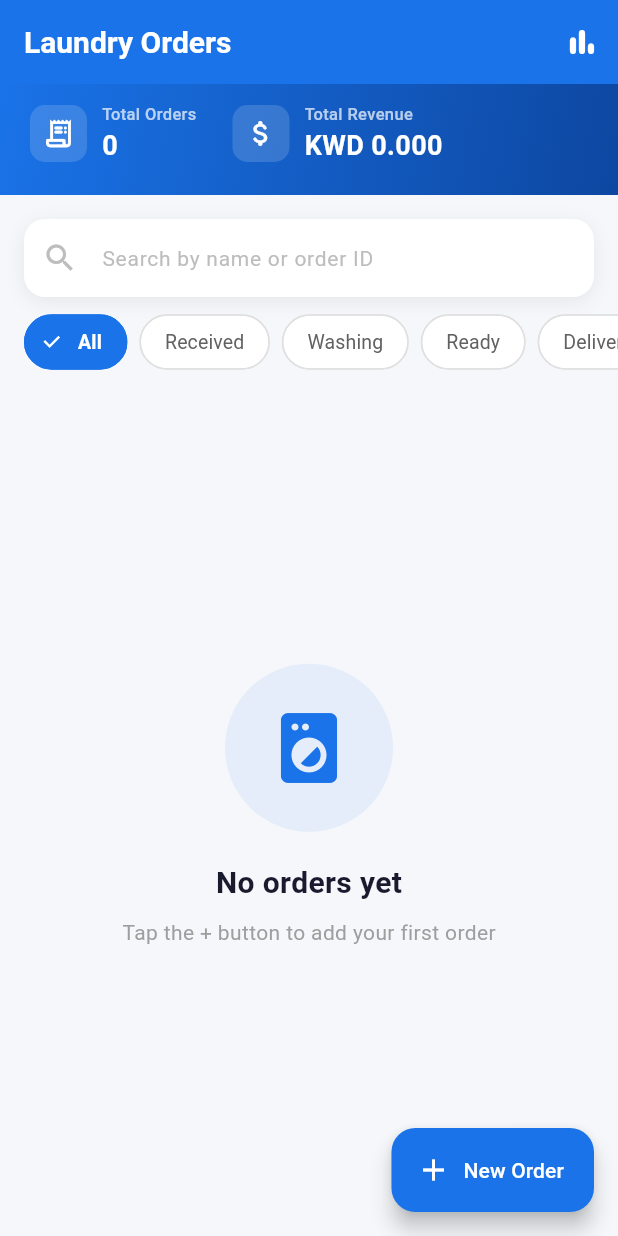
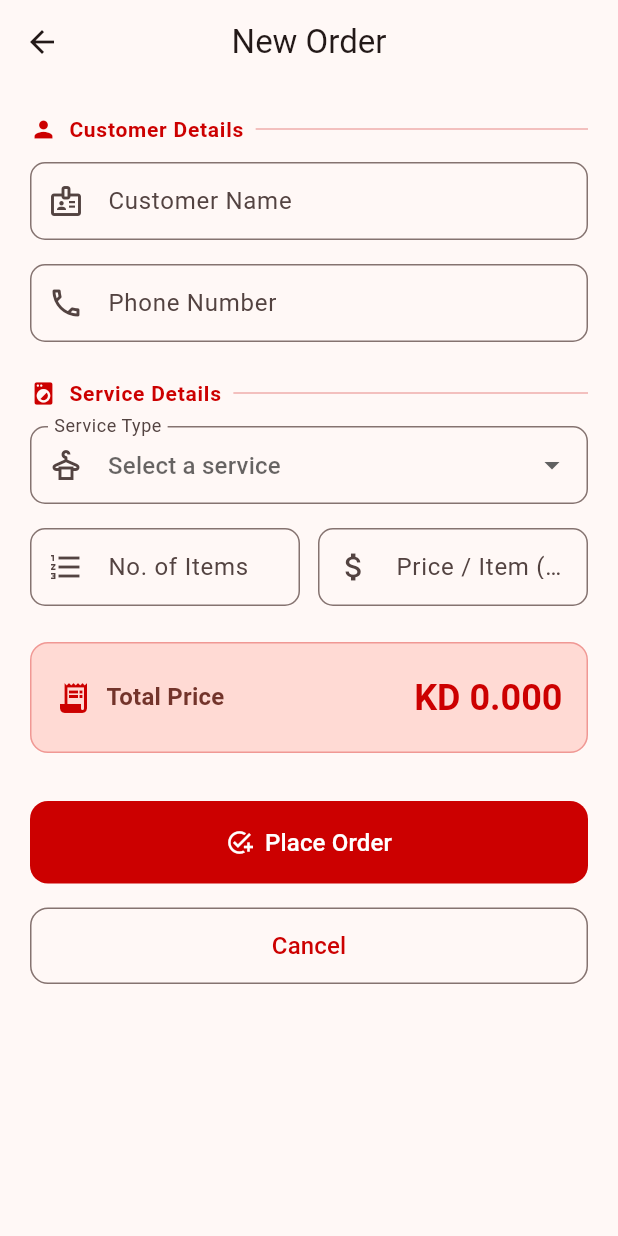
Before and after one commit to venetiafaber/flutter-laundry-orders, a Flutter app: the screen it shows after launch, after a tap on "New Order", on a phone screen of 412 x 824 dp. Run offline on Flutter 3.47's test engine with Material 3 defaults, Android fonts, the phone set to English and light mode, and no system bars; our stand-ins replace sqflite; accounts and stored records are empty.

Commit message:
feat: adds AddOrderScreen with form validation and live total price

```diff
--- a/lib/db/database_helper.dart
+++ b/lib/db/database_helper.dart
@@ -22,6 +22,9 @@ class DatabaseHelper {
 
     final path = join(dbPath, 'laundry_orders.db');
 
+    // debug
+    print('Full db path: $path');
+
     return await openDatabase(
       path,
       version: 1,
@@ -32,7 +35,7 @@ class DatabaseHelper {
   Future<void> _createDB(Database db, int version) async {
     await db.execute('''
       CREATE TABLE orders (
-        ID            INTEGER PRIMARY KEY AUTOINCREMENT,
+        id            INTEGER PRIMARY KEY AUTOINCREMENT,
         customerName  TEXT    NOT NULL,
         phoneNumber   TEXT    NOT NULL,
         serviceType   TEXT    NOT NULL,
--- a/lib/main.dart
+++ b/lib/main.dart
@@ -2,10 +2,18 @@ import 'package:flutter/material.dart';
 import 'package:provider/provider.dart';
 import 'providers/order_provider.dart';
 import 'screens/orders_list.dart';
+import 'screens/add_order.dart';
 
 
 void main() {
-  runApp(const LaundryApp());
+  runApp(
+    // wrapping in a provider like react context
+    ChangeNotifierProvider(
+      create: (_) => OrderProvider(),
+      child: const LaundryApp(),
+    ),
+  );
+
 }
 
 class LaundryApp extends StatelessWidget {
@@ -14,15 +22,14 @@ class LaundryApp extends StatelessWidget {
   // root widget of the application.
   @override
   Widget build(BuildContext context) {
-    return ChangeNotifierProvider(      // provider wrapper
-      create: (_) => OrderProvider(),
-      child: MaterialApp(
+    return MaterialApp(
         title: 'Laundry Order Management',
         debugShowCheckedModeBanner: false,
         theme: ThemeData(
           // theme of application
           colorScheme: ColorScheme.fromSeed(
-            seedColor: Colors.blue,
+            seedColor: const Color(0xFFCC0000),
+            primary: const Color(0xFFCC0000),
             brightness: Brightness.light,
           ),
           useMaterial3: true,
@@ -32,17 +39,14 @@ class LaundryApp extends StatelessWidget {
           ),
         ),
 
-        // home: const _ProviderBootstrapper(),
         // routes
         initialRoute: '/',
         routes: {
           '/': (context) => const _ProviderBootstrapper(),
-          //'/add-order': (context) => AddOrder(),
+          '/add-order': (context) => const AddOrder(),
           //'/dashboard': (context) => Dashboard(),
         },
-
-      ),
-    );
+      );
   }
 }
 
@@ -59,7 +63,9 @@ class _ProviderBootstrapperState extends State<_ProviderBootstrapper> {
 @override
   void initState() {
     super.initState();
-    context.read<OrderProvider>().loadOrders();
+    WidgetsBinding.instance.addPostFrameCallback((_) {    //explain compared to react
+      context.read<OrderProvider>().loadOrders();
+    });
   }
 
 @override
--- a/lib/models/order.dart
+++ b/lib/models/order.dart
@@ -16,9 +16,10 @@ class Order {
     required this.serviceType,
     required this.numberOfItems,
     required this.pricePerItem,
-    required this.totalPrice,
+    double? totalPrice,
     this.status = 'Received',   // default value
-  });
+  })
+  : totalPrice = totalPrice ?? (numberOfItems * pricePerItem);
 
   // toMap() to raw data / SQLite does not understand Dart ojects,
   // convert to map, id excluded as SQLite auto-generates it
--- a/lib/providers/order_provider.dart
+++ b/lib/providers/order_provider.dart
@@ -26,8 +26,8 @@ class OrderProvider with ChangeNotifier {
       0, (sum, o) => sum + o.totalPrice,
     );
     return {
-      'count': _orders.length,
-      'revenue': total,
+      'totalOrders': _orders.length,
+      'totalRevenue': total,
       'byStatus': {
         for (final status in OrderStatus.values)
           status.value: _orders.where((o) => o.status == status.value).length,
@@ -35,16 +35,17 @@ class OrderProvider with ChangeNotifier {
     };
   }
 
-
   // load orders at startup (like useEffect)
   Future<void> loadOrders() async {
     _setLoading(true);
     try {
       _orders = await _db.getAllOrders();
+      print('Loaded ${_orders.length} orders: $_orders');   // debug
       _applyFilters();      //pushes the order data into _filtered and call notifyListeners(): _applyFilters does both these
     } catch (e) {
+      print('loadOrders errors: $e');   // debug
       _error = e.toString();
-      notifyListeners();    // like setState(), wevery widget that calls OrderProvider context with re-render
+      notifyListeners();    // like setState(), every widget that calls OrderProvider context with re-render
     } finally {
       _setLoading(false);
     }
@@ -54,10 +55,12 @@ class OrderProvider with ChangeNotifier {
   Future<void> addOrder(Order order) async {
     try {
       final id = await _db.insertOrder(order);
-      // attaches the db generated if before adding to local state - why??
+      print('Inserted order with id: $id'); // debug
+      // attaches the db generated if before adding to local state
       _orders.insert(0, order.copyWith(id: id));    // index 0 - front of the list
       _applyFilters();
     } catch (e) {
+      print('addOrders errors: $e');   // debug
       _error = e.toString();
       notifyListeners();
     }
@@ -126,7 +129,7 @@ class OrderProvider with ChangeNotifier {
         order.id.toString().contains(_searchQuery);
 
       final matchesStatus = _statusFilter == null ||
-        order.status == _statusFilter;    // explain
+        order.status == _statusFilter;
 
       return matchesSearch && matchesStatus;
     }).toList();
--- /dev/null
+++ b/lib/screens/add_order.dart
@@ -0,0 +1,384 @@
+import 'dart:convert';
+
+import 'package:flutter/material.dart';
+import 'package:flutter/services.dart';
+import 'package:flutter/widgets.dart';
+import 'package:provider/provider.dart';
+import '../providers/order_provider.dart';
+import '../models/order.dart';
+
+class AddOrder extends StatefulWidget {
+  const AddOrder({super.key});
+
+  @override
+  State<AddOrder> createState() => _AddOrderState();
+}
+
+class _AddOrderState extends State<AddOrder> {
+  final _formKey = GlobalKey<FormState>();    // like useRef on form element, to handle validate and save on the whole form
+
+  final _nameController = TextEditingController();
+  final _phoneController = TextEditingController();
+  final _itemsController = TextEditingController();
+  final _priceController = TextEditingController();
+
+  // local state
+  String? _selectedService;   // dropdown selection
+  double _totalPrice = 0.0;
+  bool _isSubmitting = false;
+
+  // service options for select
+  static const List<String> _serviceTypes = [
+    'Wash & Fold',
+    'Dry Clean',
+    'Iron Only',
+    'Wash & Iron',
+  ];
+
+  @override
+  void dispose() {
+    _nameController.dispose();
+    _phoneController.dispose();
+    _itemsController.dispose();
+    _priceController.dispose();
+    super.dispose();
+  }
+
+  void _recalculateTotal() {
+    final items = double.tryParse(_itemsController.text) ?? 0;
+    final price = double.tryParse(_priceController.text) ?? 0;
+    setState(() {
+      _totalPrice = items * price;
+    });
+  }
+
+  // handles submit
+  Future<void> _submit() async {
+    if(!_formKey.currentState!.validate()) return;
+
+    setState(() => _isSubmitting = true);
+
+    final order = Order(
+      customerName: _nameController.text.trim(),
+      phoneNumber: _phoneController.text.trim(),
+      serviceType: _selectedService!,
+      numberOfItems: int.parse(_itemsController.text.trim()),
+      pricePerItem: double.parse(_priceController.text.trim()),
+      status: OrderStatus.received.value,
+    );
+
+
+    try {
+      await context.read<OrderProvider>().addOrder(order);
+      if(mounted) {
+        Navigator.pop(context);
+      }
+
+    } catch (e) {
+      if(mounted) {
+        ScaffoldMessenger.of(context).showSnackBar(
+          SnackBar(
+            content: Text('Failed to save order: $e'),
+            backgroundColor: Colors.red,
+          ),
+        );
+      }
+
+    } finally {
+      if(mounted) {
+         setState(() => _isSubmitting = false );
+      }
+    }
+  }
+
+  // build
+  @override
+  Widget build(BuildContext context) {
+    final theme = Theme.of(context);
+
+    return Scaffold(
+      appBar: AppBar(
+        title: const Text('New Order'),
+        centerTitle: true,
+      ),
+      body: SingleChildScrollView(
+        padding: const EdgeInsets.all(20),
+        child: Form(
+          key: _formKey,
+          child: Column(
+            crossAxisAlignment: CrossAxisAlignment.stretch,
+            children: [
+              // section header
+              const _SectionHeader(
+                title: 'Customer Details',
+                icon: Icons.person,
+              ),
+              const SizedBox(height: 12),
+
+              // customer name
+              TextFormField(
+                controller: _nameController,
+                decoration: _inputDecoration(
+                  label: 'Customer Name',
+                  hint: 'Your Name',
+                  icon: Icons.badge_outlined,
+                ),
+                textCapitalization: TextCapitalization.words,
+                validator: (value) {
+                  if(value == null || value.trim().isEmpty) {
+                    return 'Customer name is required';
+                  }
+                  if(value.trim().length < 2) {
+                    return 'Name must be at least 2 characters';
+                  }
+                  return null;
+                },
+              ),
+              const SizedBox(height: 16),
+
+              // phone number
+              TextFormField(
+                controller: _phoneController,
+                decoration: _inputDecoration(
+                  label: 'Phone Number',
+                  hint: '91234567',
+                  icon: Icons.phone_outlined,
+                ),
+                keyboardType: TextInputType.phone,
+                inputFormatters: [FilteringTextInputFormatter.digitsOnly],    // prevents non-digit characters from being typed
+                validator: (value) {
+                  if(value == null || value.trim().isEmpty) {
+                    return 'Phone number is required';
+                  }
+                  if(value.trim().length < 8) {
+                    return 'Enter a valid phone number (min 8 digits)';
+                  }
+                  return null;
+                },
+              ),
+              const SizedBox(height: 24),
+
+              // section heder
+              const _SectionHeader(
+                title: 'Service Details',
+                icon: Icons.local_laundry_service,
+              ),
+              const SizedBox(height: 12),
+
+              // service type dropdown
+              DropdownButtonFormField(
+                value: _selectedService,
+                decoration: _inputDecoration(
+                  label: 'Service Type',
+                  hint: 'Select a service',
+                  icon: Icons.dry_cleaning_outlined,
+                ),
+                // dropdown menu items
+                items: _serviceTypes.map((service) {
+                  return DropdownMenuItem(
+                    value: service,
+                    child: Text(service),
+                  );
+                }).toList(),
+                onChanged: (value) {
+                  setState(() => _selectedService = value);
+                },
+                validator: (value) {
+                  if (value == null) return 'Please select a service type';
+                  return null;
+                },
+              ),
+              const SizedBox(height: 16),
+
+              // number of items + price per item
+              Row(
+                children: [
+                  Expanded(
+                    child: TextFormField(
+                      controller: _itemsController,
+                      decoration: _inputDecoration(
+                        label: 'No. of Items',
+                        hint: 'e.g.: 5',
+                        icon: Icons.format_list_numbered,
+                      ),
+                      keyboardType: TextInputType.number,
+                      inputFormatters: [FilteringTextInputFormatter.digitsOnly],
+                      onChanged: (_) => _recalculateTotal(),
+                      validator: (value) {
+                        if (value == null || value.trim().isEmpty) {
+                          return 'Required';
+                        }
+                        final n = int.tryParse(value.trim());
+                        if (n == null || n <= 0) return 'Must be > 0';
+                        return null;
+                      },
+                    ),
+                  ),
+                  const SizedBox(width: 12),
+                  Expanded(
+                    child: TextFormField(
+                      controller: _priceController,
+                      decoration: _inputDecoration(
+                        label: 'Price / Item (KD)',
+                        hint: 'eg: 1500',
+                        icon: Icons.attach_money,
+                      ),
+                      keyboardType: const TextInputType.numberWithOptions(decimal: true),
+                      inputFormatters: [
+                        // allows digits and one decimal point only
+                        FilteringTextInputFormatter.allow(RegExp(r'^\d*\.?\d*')),
+                      ],
+                      onChanged: (_) => _recalculateTotal(),
+                      validator: (value) {
+                        if (value == null || value.trim().isEmpty) {
+                          return 'Required';
+                        }
+                        final n = double.tryParse(value.trim());
+                        if (n == null || n <= 0 ) return 'Must be > 0';
+                        return null;
+                      },
+                    ),
+                  ),
+                ],
+              ),
+              const SizedBox(height: 24),
+
+              // total price
+              Container(
+                padding: const EdgeInsets.symmetric(horizontal: 16, vertical: 20),
+                decoration: BoxDecoration(
+                  color: theme.colorScheme.primaryContainer,
+                  borderRadius: BorderRadius.circular(12),
+                  border: Border.all(
+                    color: theme.colorScheme.primary.withOpacity(0.3),
+                  )
+                ),
+                child: Row(
+                  mainAxisAlignment: MainAxisAlignment.spaceBetween,
+                  children: [
+                    Row(
+                      children: [
+                        Icon(
+                          Icons.receipt_long,
+                          color: theme.colorScheme.primary,
+                        ),
+                        const SizedBox(width: 10),
+                        Text(
+                          'Total Price',
+                          style: theme.textTheme.titleMedium?.copyWith(
+                            fontWeight: FontWeight.w600,
+                            color: theme.colorScheme.onPrimaryContainer,
+                          ),
+                        )
+                      ],
+                    ),
+                    Text(
+                      'KD ${_totalPrice.toStringAsFixed(3)}',
+                      style: theme.textTheme.headlineSmall?.copyWith(
+                        fontWeight: FontWeight.bold,
+                        color: theme.colorScheme.primary,
+                      ),
+                    ),
+                  ],
+                ),
+              ),
+              const SizedBox(height: 32),
+
+              // submit button
+              FilledButton.icon(
+                onPressed: _isSubmitting ? null : _submit,
+                icon: _isSubmitting
+                  ? const SizedBox(
+                    width: 18,
+                    height: 18,
+                    child: CircularProgressIndicator(
+                      strokeWidth: 2,
+                      color: Colors.white,
+                    ),
+                  )
+                  : const Icon(Icons.add_task),
+                label: Text(
+                  _isSubmitting ? 'Saving...' : 'Place Order',
+                  style: const TextStyle(fontSize: 16),
+                ),
+                style: FilledButton.styleFrom(
+                  padding: const EdgeInsets.symmetric(vertical: 16),
+                  shape: RoundedRectangleBorder(
+                    borderRadius: BorderRadius.circular(12),
+                  )
+                ),
+              ),
+              const SizedBox(height: 16),
+
+              // cancel button
+              OutlinedButton(
+                onPressed: () => Navigator.pop(context),
+                style: OutlinedButton.styleFrom(
+                  padding: const EdgeInsets.symmetric(vertical: 14),
+                  shape: RoundedRectangleBorder(
+                    borderRadius: BorderRadius.circular(12),
+                  )
+                ),
+                child: const Text('Cancel', style: TextStyle(fontSize: 16)),
+              ),
+              const SizedBox(height: 20),
+            ],
+          ),
+        ),
+      ),
+    );
+  }
+
+  // helper InputDecoration
+  InputDecoration _inputDecoration({
+    required String label,
+    required String hint,
+    required IconData icon,
+  }) {
+    return InputDecoration(
+      labelText: label,
+      hintText: hint,
+      prefixIcon: Icon(icon),
+      border: OutlineInputBorder(borderRadius: BorderRadius.circular(10)),
+    );
+  }
+}
+
+class _SectionHeader extends StatelessWidget {
+  final String title;
+  final IconData icon;
+
+  const _SectionHeader({
+    required this.title,
+    required this.icon,
+  });
+
+  @override
+  Widget build(BuildContext context) {
+    final theme = Theme.of(context);
+    return Row(
+      children: [
+        Icon(
+          icon,
+          size: 18,
+          color: theme.colorScheme.primary,
+        ),
+        const SizedBox(width: 8),
+        Text(
+          title,
+          style: theme.textTheme.titleSmall?.copyWith(
+            fontWeight: FontWeight.bold,
+            color: theme.colorScheme.primary,
+            letterSpacing: 0.5,
+          ),
+        ),
+        const SizedBox(width: 8),
+        Expanded(
+          child: Divider(
+            color: theme.colorScheme.primary.withOpacity(0.3),
+          ),
+        ),
+      ],
+    );
+  }
+}
--- a/lib/screens/orders_list.dart
+++ b/lib/screens/orders_list.dart
@@ -10,7 +10,7 @@ class OrdersList extends StatefulWidget {
 }
 
 class _OrdersListState extends State<OrdersList> {
-  final TextEditingController _searchController = TextEditingController(); //explain, what is TextEditingController??
+  final TextEditingController _searchController = TextEditingController();
 
   @override
   void dispose() {
@@ -26,7 +26,7 @@ class _OrdersListState extends State<OrdersList> {
       backgroundColor: const Color(0xFFF5F7FA),
       appBar: AppBar(
         elevation: 0,
-        backgroundColor: const Color(0xFF1A73E8),
+        backgroundColor: const Color(0xFFCC0000),
         foregroundColor: Colors.white,
         title: const Text(
           'Laundry Orders',
@@ -45,7 +45,7 @@ class _OrdersListState extends State<OrdersList> {
       ),
 
       floatingActionButton: FloatingActionButton.extended(
-        backgroundColor: const Color(0xFF1A73E8),
+        backgroundColor: const Color(0xFFCC0000),
         foregroundColor: Colors.white,
         icon: const Icon(Icons.add),
         label: const Text('New Order'),
@@ -102,7 +102,7 @@ class _OrdersListState extends State<OrdersList> {
 }
 
 class _DashboardBanner extends StatelessWidget {
-  final Map<String, dynamic> stats;   // what is Map in flutter? is stats a variable, what is stats?
+  final Map<String, dynamic> stats;
 
   const _DashboardBanner({
     required this.stats
@@ -117,7 +117,7 @@ class _DashboardBanner extends StatelessWidget {
       width: double.infinity,
       decoration: const BoxDecoration(
         gradient: LinearGradient(
-          colors: [Color(0xFF1A73E8), Color(0xFF0D47A1)],
+          colors: [Color(0xFFCC0000), Color(0xFF8B0000)],
           begin: Alignment.topLeft,
           end: Alignment.bottomRight,
         ),
@@ -267,7 +267,7 @@ class _FilterChipRow extends StatelessWidget {
   Widget build(BuildContext context) {
     return SizedBox(
       height: 44,
-      child: ListView.separated(    // what widget is listview.seperated?
+      child: ListView.separated(
         scrollDirection: Axis.horizontal,
         padding: const EdgeInsets.symmetric(horizontal: 16),
         itemCount: _filters.length,
@@ -282,7 +282,7 @@ class _FilterChipRow extends StatelessWidget {
             label: Text(label),
             selected: isSelected,
             onSelected: (_) => onSelected(value),
-            selectedColor: const Color(0xFF1A73E8),
+            selectedColor: const Color(0xFFCC0000),
             checkmarkColor: Colors.white,
             labelStyle: TextStyle(
               color: isSelected ? Colors.white : Colors.grey[700],
@@ -293,7 +293,7 @@ class _FilterChipRow extends StatelessWidget {
             shape: RoundedRectangleBorder(
               borderRadius: BorderRadius.circular(20),
               side: BorderSide(
-                color: isSelected ? const Color(0xFF1A73E8) : Colors.grey[300]!,
+                color: isSelected ? const Color(0xFFCC0000) : Colors.grey[300]!,
                 ),
             ),
           );
@@ -509,13 +509,13 @@ class _EmptyState extends StatelessWidget {
           Container(
             padding: const EdgeInsets.all(28),
             decoration: BoxDecoration(
-              color: const Color(0xFF1A73E8).withOpacity(0.08),
+              color: const Color(0xFFCC0000).withOpacity(0.08),
               shape: BoxShape.circle,
             ),
             child: const Icon(
               Icons.local_laundry_service_rounded,
               size: 56,
-              color: Color(0xFF1A73E8),
+              color: Color(0xFFCC0000),
             ),
           ),
           const SizedBox(height: 20),
```
Also changed, not shown: 10 other files.
